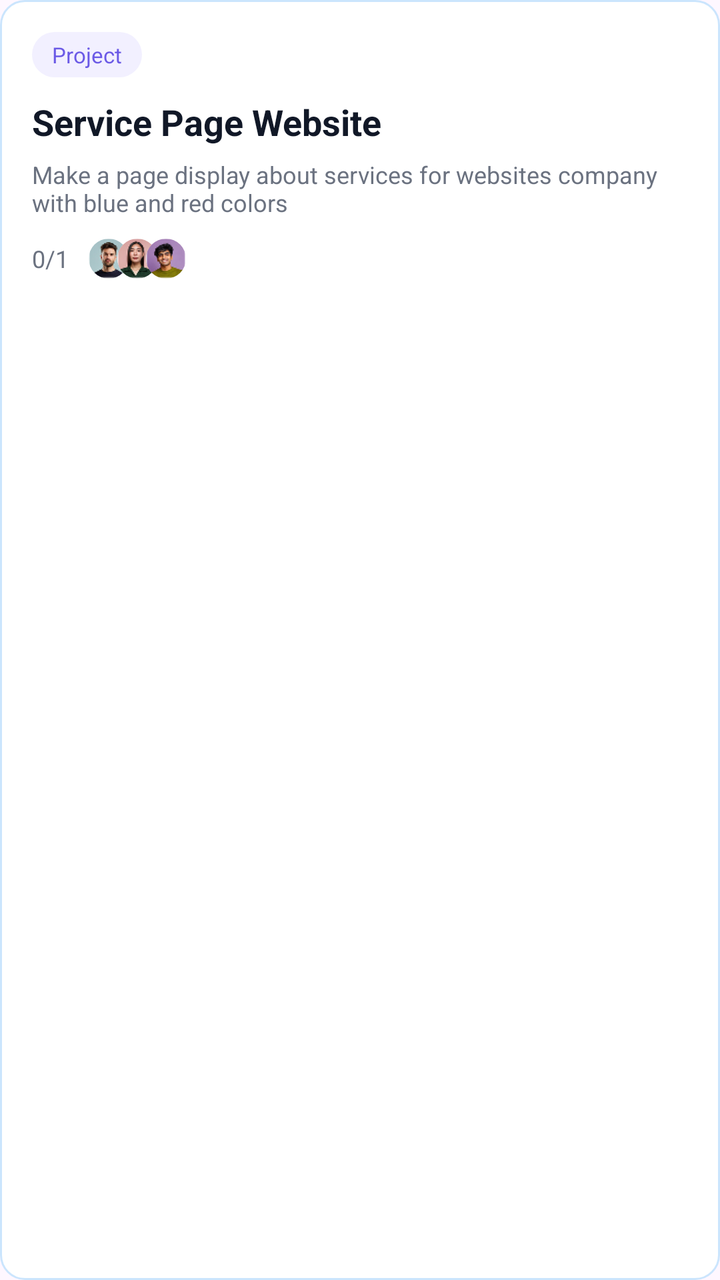
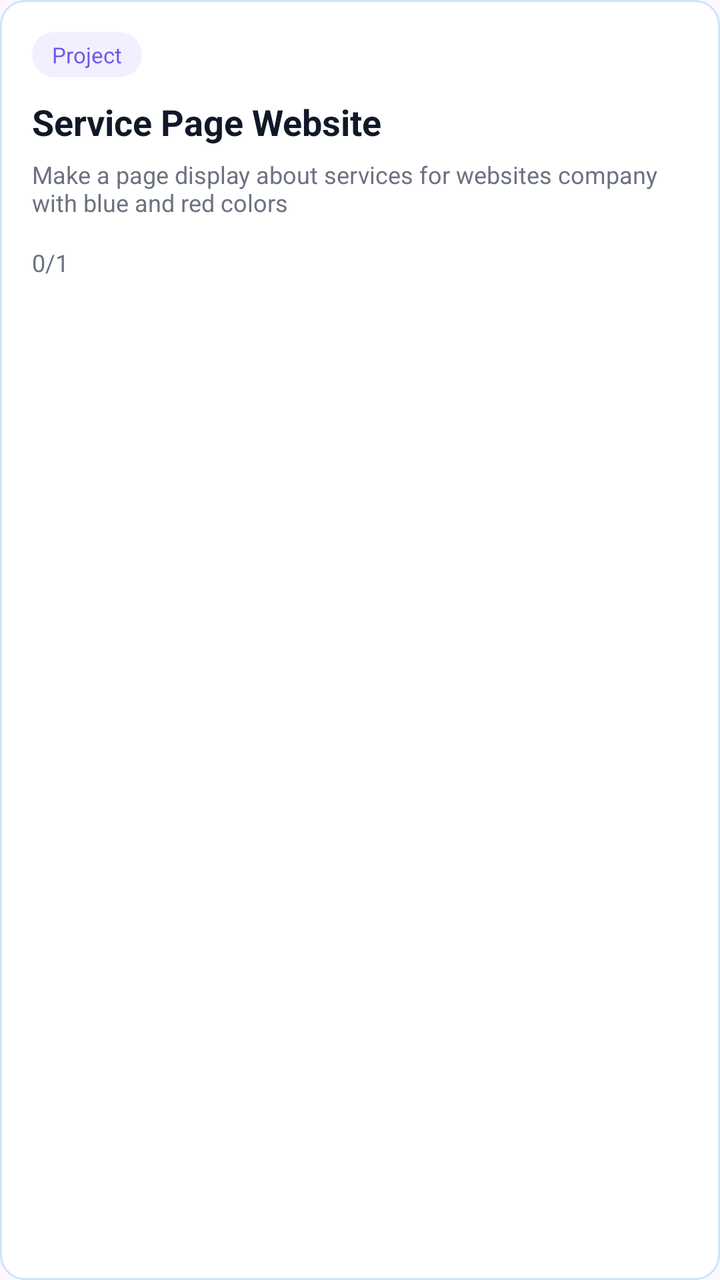

An Android layout rendered at two revisions. The XML below is the earlier revision; the diff shows what the commit changed to produce the second picture.
<!-- AndroidManifest.xml: application theme Theme.Teamflow -->
<!-- res/layout/item_home_task.xml -->
<?xml version="1.0" encoding="utf-8"?>
<LinearLayout xmlns:android="http://schemas.android.com/apk/res/android"
    android:id="@+id/taskCardRoot"
    android:layout_width="match_parent"
    android:layout_height="wrap_content"
    android:orientation="vertical"
    android:background="@drawable/bg_card_soft"
    android:padding="16dp"
    android:layout_marginBottom="14dp">

    
    <TextView
        android:id="@+id/tvTag"
        android:layout_width="wrap_content"
        android:layout_height="wrap_content"
        android:paddingStart="10dp"
        android:paddingEnd="10dp"
        android:paddingTop="4dp"
        android:paddingBottom="4dp"
        android:text="Project"
        android:textColor="#6B5AE6"
        android:textSize="11sp"
        android:background="@drawable/bg_pill_light" />

    
    <TextView
        android:id="@+id/tvTitle"
        android:layout_width="wrap_content"
        android:layout_height="wrap_content"
        android:layout_marginTop="10dp"
        android:text="Service Page Website"
        android:textColor="#111827"
        android:textSize="18sp"
        android:textStyle="bold" />

    
    <TextView
        android:id="@+id/tvDescription"
        android:layout_width="wrap_content"
        android:layout_height="wrap_content"
        android:layout_marginTop="6dp"
        android:text="Make a page display about services for websites company with blue and red colors"
        android:textColor="#6B7280"
        android:textSize="12sp" />


    <LinearLayout
        android:layout_width="match_parent"
        android:layout_height="wrap_content"
        android:layout_marginTop="10dp"
        android:orientation="horizontal"
        android:gravity="center_vertical">

        <TextView
            android:id="@+id/tvProgress"
            android:layout_width="wrap_content"
            android:layout_height="wrap_content"
            android:text="0/1"
            android:textColor="#6B7280"
            android:textSize="12sp" />

        <LinearLayout
            android:layout_width="wrap_content"
            android:layout_height="wrap_content"
            android:layout_marginStart="10dp"
            android:orientation="horizontal">
            <ImageView
                android:layout_width="20dp"
                android:layout_height="20dp"
                android:background="@drawable/circle_mask"
                android:clipToOutline="true"
                android:scaleType="centerCrop"
                android:src="@drawable/pfp1" />

            <ImageView
                android:layout_width="20dp"
                android:layout_height="20dp"
                android:layout_marginStart="-6dp"
                android:background="@drawable/circle_mask"
                android:clipToOutline="true"
                android:scaleType="centerCrop"
                android:src="@drawable/pfp2" />

            <ImageView
                android:layout_width="20dp"
                android:layout_height="20dp"
                android:layout_marginStart="-6dp"
                android:background="@drawable/circle_mask"
                android:clipToOutline="true"
                android:scaleType="centerCrop"
                android:src="@drawable/pfp3" />

        </LinearLayout>




    </LinearLayout>



</LinearLayout>
<!-- resources referenced by this layout -->
<resources>
  <!-- drawable bg_card_soft (drawable) -->
  <shape xmlns:android="http://schemas.android.com/apk/res/android">
      <solid android:color="#FFFFFF"/>
      <corners android:radius="12dp"/>
      <stroke android:width="1dp" android:color="#CBE5FD"/>
  </shape>
  <!-- drawable bg_pill_light (drawable) -->
  <shape xmlns:android="http://schemas.android.com/apk/res/android">
      <solid android:color="#F2F0FF"/>
      <corners android:radius="16dp"/>
  </shape>
  <!-- drawable circle_mask (drawable) -->
  <?xml version="1.0" encoding="utf-8"?>
  <shape xmlns:android="http://schemas.android.com/apk/res/android"
      android:shape="oval">
      <size android:width="50dp" android:height="50dp"/>
      <solid android:color="#FFFFFF"/> 
  </shape>
  <!-- drawable pfp1: png bitmap (drawable, 3442 bytes) -->
  <!-- drawable pfp2: png bitmap (drawable, 3665 bytes) -->
  <!-- drawable pfp3: png bitmap (drawable, 3564 bytes) -->
  <style name="Theme.Teamflow" parent="Base.Theme.Teamflow" />
  <style name="Base.Theme.Teamflow" parent="Theme.Material3.DayNight.NoActionBar">
          
         <item name="colorPrimary">#2F6CE5</item>
      </style>
</resources>

<!-- the commit's change to res/layout/item_home_task.xml (unified diff, before → after) -->
@@ -59,38 +59,13 @@
             android:textColor="#6B7280"
             android:textSize="12sp" />
 
-        <LinearLayout
+        <androidx.recyclerview.widget.RecyclerView
+            android:id="@+id/rvMembers"
             android:layout_width="wrap_content"
-            android:layout_height="wrap_content"
+            android:layout_height="24dp"
             android:layout_marginStart="10dp"
-            android:orientation="horizontal">
-            <ImageView
-                android:layout_width="20dp"
-                android:layout_height="20dp"
-                android:background="@drawable/circle_mask"
-                android:clipToOutline="true"
-                android:scaleType="centerCrop"
-                android:src="@drawable/pfp1" />
+            android:overScrollMode="never" />
 
-            <ImageView
-                android:layout_width="20dp"
-                android:layout_height="20dp"
-                android:layout_marginStart="-6dp"
-                android:background="@drawable/circle_mask"
-                android:clipToOutline="true"
-                android:scaleType="centerCrop"
-                android:src="@drawable/pfp2" />
-
-            <ImageView
-                android:layout_width="20dp"
-                android:layout_height="20dp"
-                android:layout_marginStart="-6dp"
-                android:background="@drawable/circle_mask"
-                android:clipToOutline="true"
-                android:scaleType="centerCrop"
-                android:src="@drawable/pfp3" />
-
-        </LinearLayout>
 
 
 
<!-- resource entries referenced after the edit -->
@@ -11,16 +11,6 @@
       <solid android:color="#F2F0FF"/>
       <corners android:radius="16dp"/>
   </shape>
-  <!-- drawable circle_mask (drawable) -->
-  <?xml version="1.0" encoding="utf-8"?>
-  <shape xmlns:android="http://schemas.android.com/apk/res/android"
-      android:shape="oval">
-      <size android:width="50dp" android:height="50dp"/>
-      <solid android:color="#FFFFFF"/> 
-  </shape>
-  <!-- drawable pfp1: png bitmap (drawable, 3442 bytes) -->
-  <!-- drawable pfp2: png bitmap (drawable, 3665 bytes) -->
-  <!-- drawable pfp3: png bitmap (drawable, 3564 bytes) -->
   <style name="Theme.Teamflow" parent="Base.Theme.Teamflow" />
   <style name="Base.Theme.Teamflow" parent="Theme.Material3.DayNight.NoActionBar">
           
